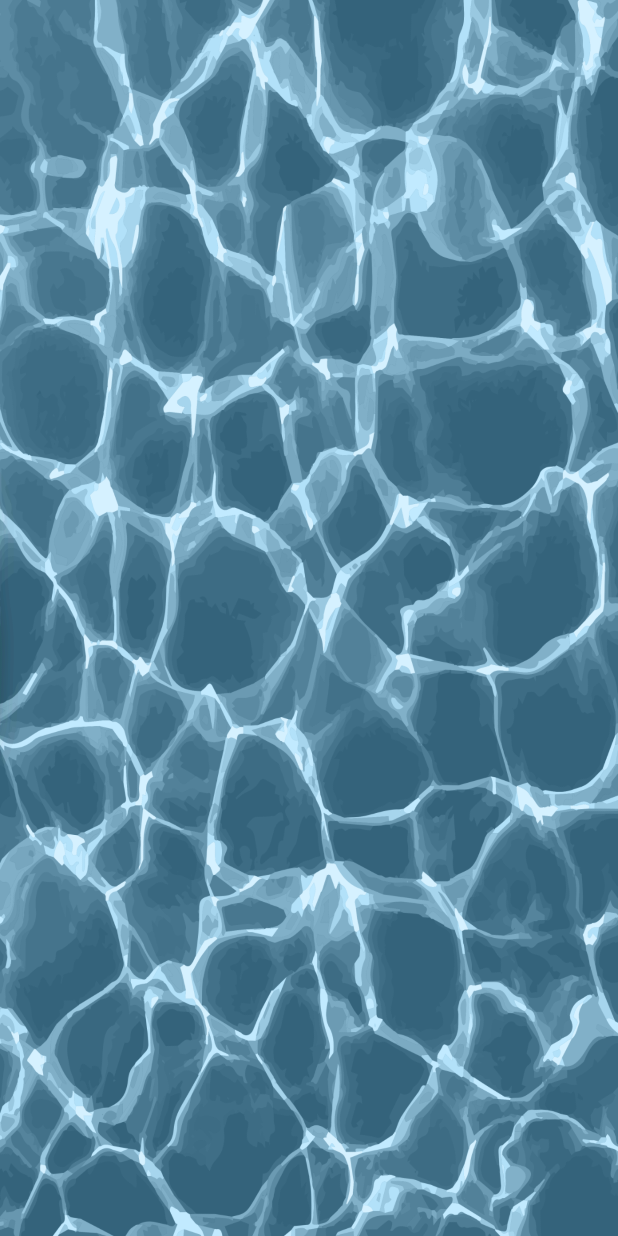
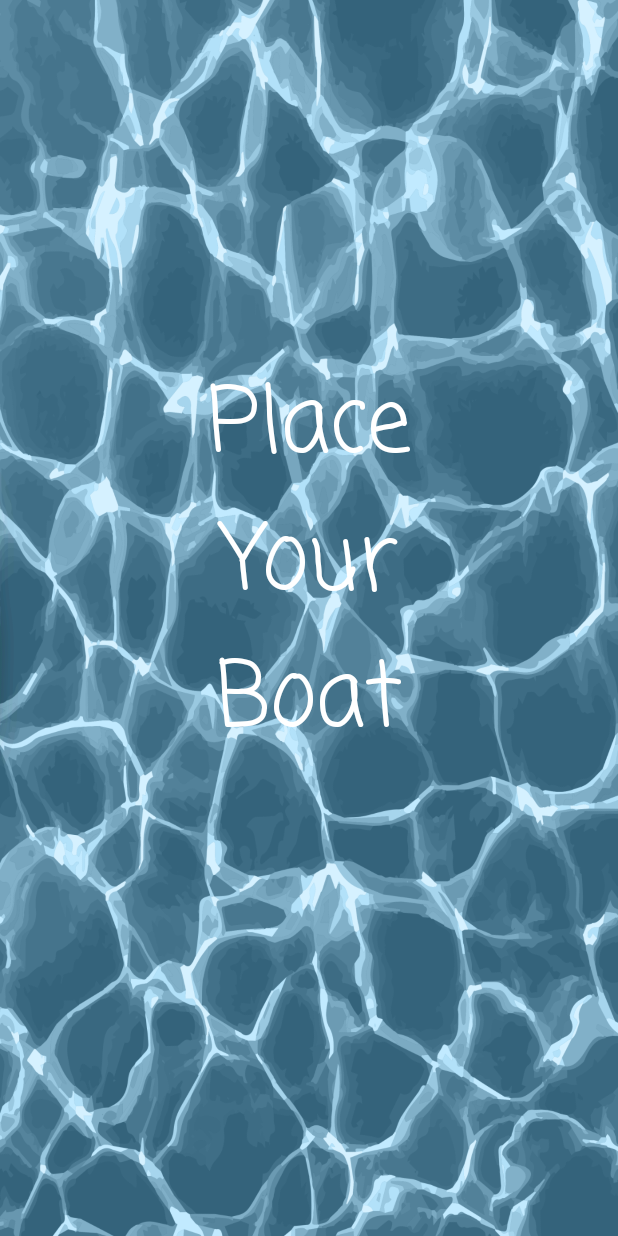
Before and after one commit to holken/Battleships, an Android app: the screen it shows after launch (PlaceBoatActivity), after a tap on "TEST", on a phone screen of 412 x 824 dp. Run offline under Robolectric (Android 15) with nearby library versions, the light colour scheme and no system bars.

Commit message:
Some minor additions and bugfixes.

```diff
--- a/app/src/main/java/com/example/simon/battleships/MainActivity.java
+++ b/app/src/main/java/com/example/simon/battleships/MainActivity.java
@@ -23,6 +23,7 @@ public class MainActivity extends Activity {
         Button joinButton = (Button) findViewById(R.id.joinButton);
         Button howButton = (Button) findViewById(R.id.howButton);
         Button testButton = (Button) findViewById(R.id.testButton);
+        howButton.setText("Bugged");
 
         //Calls the GameManager to set up game to match resources
         GameManager.initializeGame(getResources().getDisplayMetrics().widthPixels / 9);
@@ -33,18 +34,24 @@ public class MainActivity extends Activity {
             public void onClick(View v) {
                 Intent intent = new Intent(v.getContext(), createGameActivity.class);
                 startActivity(intent);
+                overridePendingTransition(android.R.anim.fade_in, android.R.anim.fade_out);
             }
         });
         joinButton.setOnClickListener(new View.OnClickListener() {
             public void onClick(View v) {
                 Intent intent = new Intent(v.getContext(), joinGameActivity.class);
                 startActivity(intent);
+                overridePendingTransition(android.R.anim.fade_in, android.R.anim.fade_out);
             }
         });
         howButton.setOnClickListener(new View.OnClickListener() {
             public void onClick(View v) {
-                Intent intent = new Intent(v.getContext(), howToPlayActivity.class);
+                //Jag vill gå till PlayActivity utan att behöva gå igenom allt skit först. Dock buggar denna, vet inte varför
+                GameManager.clearGrid();
+                //GameManager.placeShip((int) Math.random()*9, (int) Math.random()*16);
+                Intent intent = new Intent(getApplicationContext(), PlayActivity.class);
                 startActivity(intent);
+                overridePendingTransition(android.R.anim.fade_in, android.R.anim.fade_out);
             }
         });
         //TESTING PURPOSES
@@ -53,6 +60,7 @@ public class MainActivity extends Activity {
                 TEST = true;
                 Intent intent = new Intent(v.getContext(), PlaceBoatActivity.class);
                 startActivity(intent);
+                overridePendingTransition(android.R.anim.fade_in, android.R.anim.fade_out);
             }
         });
     }
--- a/app/src/main/java/com/example/simon/battleships/PlaceBoatActivity.java
+++ b/app/src/main/java/com/example/simon/battleships/PlaceBoatActivity.java
@@ -12,6 +12,7 @@ import android.view.WindowManager;
 import android.widget.Button;
 import android.widget.ImageView;
 import android.widget.ProgressBar;
+import android.widget.TextView;
 
 public class PlaceBoatActivity extends Activity {
     private ImageView imageView;
@@ -19,6 +20,7 @@ public class PlaceBoatActivity extends Activity {
     private Handler handler;
     private Button upperReadyButton;
     private Button lowerReadyButton;
+    private TextView textView;
     private int gridX;
     private int gridY;
 
@@ -29,7 +31,8 @@ public class PlaceBoatActivity extends Activity {
                 WindowManager.LayoutParams.FLAG_FULLSCREEN);
         setContentView(R.layout.activity_boat_placing);
         imageView = (ImageView) findViewById(R.id.boatImage);
-        spinner = (ProgressBar)findViewById(R.id.progressBar);
+        textView = (TextView) findViewById(R.id.placeBoatText);
+        spinner = (ProgressBar) findViewById(R.id.progressBar);
         spinner.setVisibility(View.GONE);
         handler = new Handler();
         upperReadyButton = (Button) findViewById(R.id.upperReadyButton);
@@ -44,6 +47,7 @@ public class PlaceBoatActivity extends Activity {
             @Override
             public boolean onTouch(View view, MotionEvent motionEvent) {
                 if (motionEvent.getAction() == MotionEvent.ACTION_DOWN) {
+                    textView.setVisibility(View.INVISIBLE);
                     placeShipImage((int) motionEvent.getX(), (int) motionEvent.getY());
                     showReadyButton((int) motionEvent.getY());
                 }
@@ -52,9 +56,9 @@ public class PlaceBoatActivity extends Activity {
         });
     }
 
-    private void showReadyButton(int y){
+    private void showReadyButton(int y) {
         hideButtons();
-        if(y > 1920/2){
+        if (y > 1920 / 2) {
             upperReadyButton.setVisibility(View.VISIBLE);
             upperReadyButton.setOnClickListener(new View.OnClickListener() {
                 public void onClick(View v) {
@@ -71,7 +75,7 @@ public class PlaceBoatActivity extends Activity {
         }
     }
 
-    private void readyUp(){
+    private void readyUp() {
         GameManager.placeShip(gridX, gridY);
         hideButtons();
         spinner.setVisibility(View.VISIBLE);
@@ -85,7 +89,7 @@ public class PlaceBoatActivity extends Activity {
         }, 3000);
     }
 
-    private void hideButtons(){
+    private void hideButtons() {
         upperReadyButton.setVisibility(View.GONE);
         upperReadyButton.setOnClickListener(null);
         lowerReadyButton.setVisibility(View.GONE);
--- a/app/src/main/res/layout/activity_boat_placing.xml
+++ b/app/src/main/res/layout/activity_boat_placing.xml
@@ -71,4 +71,22 @@
         app:layout_constraintRight_toRightOf="parent"
         android:layout_marginLeft="8dp"
         app:layout_constraintLeft_toLeftOf="parent" />
+
+    <TextView
+        android:id="@+id/placeBoatText"
+        android:layout_width="272dp"
+        android:layout_height="347dp"
+        android:layout_marginBottom="8dp"
+        android:layout_marginLeft="8dp"
+        android:layout_marginRight="8dp"
+        android:layout_marginTop="8dp"
+        android:fontFamily="casual"
+        android:text="Place Your  Boat"
+        android:textAlignment="center"
+        android:textColor="@android:color/background_light"
+        android:textSize="60sp"
+        app:layout_constraintBottom_toBottomOf="parent"
+        app:layout_constraintLeft_toLeftOf="parent"
+        app:layout_constraintRight_toRightOf="parent"
+        app:layout_constraintTop_toTopOf="parent" />
 </android.support.constraint.ConstraintLayout>
```
Also changed, not shown: app/src/main/java/com/example/simon/battleships/GameManager.java (+11 -3 lines), app/src/main/java/com/example/simon/battleships/PlayActivity.java (+13 -26 lines).
